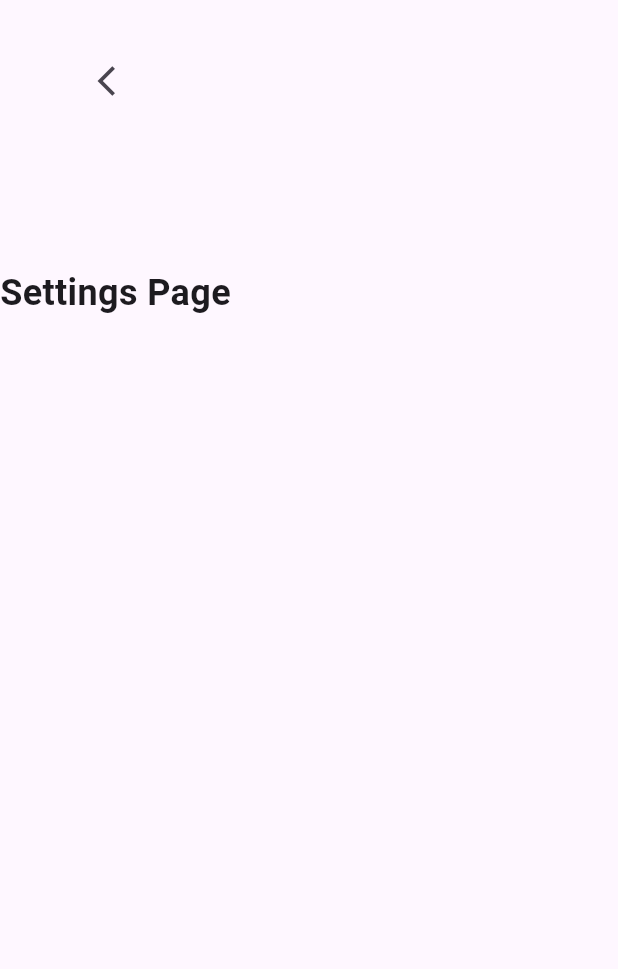
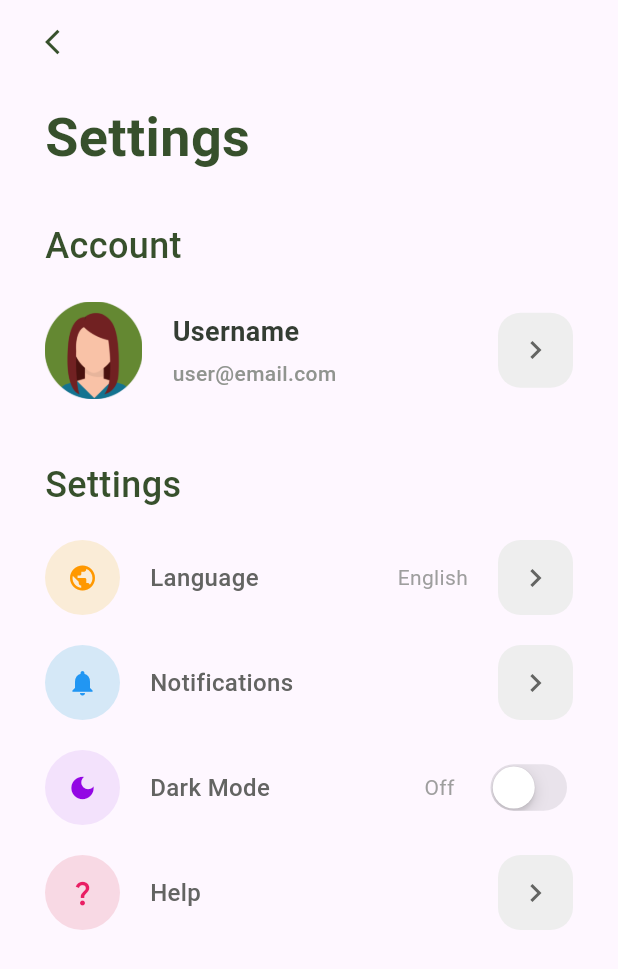
Before and after one commit to BeyzaaKo/flutter_booklib, a Flutter app: the SettingsPage screen opened directly, on a phone screen of 412 x 824 dp. Shown: the top 969 px of the screen. Run offline on Flutter 3.47's test engine with Material 3 defaults, Android fonts, the phone set to English and light mode, and no system bars.

Commit message:
settings ve profile edit pencereleri

```diff
--- a/lib/components/settings_page.dart
+++ /dev/null
@@ -1,40 +0,0 @@
-import 'package:flutter/material.dart';
-
-void main() {
-  runApp(MaterialApp(
-    debugShowCheckedModeBanner: false,
-    home: SettingsPage(),
-  ));
-}
-
-class SettingsPage extends StatelessWidget {
-  @override
-  Widget build(BuildContext context) {
-    return Scaffold(
-      body: Container(
-          child: Column(
-        children: <Widget>[
-          Container(
-            padding: EdgeInsets.only(top: 30),
-            child: IconButton(
-              onPressed: () {
-                Navigator.pop(context);
-              },
-              icon: Icon(Icons.arrow_back_ios),
-            ),
-          ),
-          Container(
-            padding: EdgeInsets.only(top: 100),
-            child: Text(
-              "Settings Page",
-              style: TextStyle(
-                fontSize: 24,
-                fontWeight: FontWeight.bold,
-              ),
-            ),
-          ),
-        ],
-      )),
-    );
-  }
-}
--- /dev/null
+++ b/lib/components/widgets/forward_button.dart
@@ -0,0 +1,23 @@
+import 'package:flutter/material.dart';
+
+class ForwardButton extends StatelessWidget {
+  final Function() onTap;
+  const ForwardButton({Key? key, required this.onTap}) : super(key: key);
+
+  @override
+  Widget build(BuildContext context) {
+    return GestureDetector(
+      onTap: onTap,
+      child: Container(
+        width: 50,
+        height: 50,
+        decoration: BoxDecoration(
+          color: Colors.grey.shade200,
+          borderRadius: BorderRadius.circular(15),
+        ),
+        child: const Icon(Icons.chevron_right_outlined,
+            color: Color.fromARGB(255, 99, 100, 98)),
+      ),
+    );
+  }
+}
--- /dev/null
+++ b/lib/components/widgets/settingItem.dart
@@ -0,0 +1,63 @@
+import 'package:books_app/components/widgets/forward_button.dart';
+import 'package:flutter/material.dart';
+
+class SettingItem extends StatelessWidget {
+  final String title;
+  final IconData icon;
+  final Color bgColor;
+  final Color iconColor;
+  final String? value;
+  final Function() onTap;
+  const SettingItem({
+    Key? key,
+    required this.title,
+    required this.bgColor,
+    required this.iconColor,
+    required this.icon,
+    required this.onTap,
+    this.value,
+  }) : super(key: key);
+
+  @override
+  Widget build(BuildContext context) {
+    return SizedBox(
+      width: double.infinity,
+      child: Row(
+        children: [
+          Container(
+            height: 50,
+            width: 50,
+            decoration: BoxDecoration(
+              shape: BoxShape.circle,
+              color: bgColor,
+            ),
+            child: Icon(icon, color: iconColor, size: 20),
+          ),
+          const SizedBox(width: 20),
+          Text(
+            title,
+            style: const TextStyle(
+              color: Color.fromARGB(255, 99, 100, 98),
+              fontSize: 16,
+              fontWeight: FontWeight.w500,
+            ),
+          ),
+          const Spacer(),
+          value != null
+              ? Text(
+                  value!,
+                  style: const TextStyle(
+                    color: Colors.grey,
+                    fontSize: 14,
+                  ),
+                )
+              : const SizedBox(),
+          const SizedBox(width: 20),
+          ForwardButton(
+            onTap: onTap,
+          ),
+        ],
+      ),
+    );
+  }
+}
--- /dev/null
+++ b/lib/components/widgets/setting_switch.dart
@@ -0,0 +1,59 @@
+import 'package:flutter/cupertino.dart';
+import 'package:flutter/material.dart';
+
+class SettingSwitch extends StatelessWidget {
+  final String title;
+  final IconData icon;
+  final Color bgColor;
+  final Color iconColor;
+  final bool value;
+  final Function(bool value) onTap;
+  const SettingSwitch(
+      {Key? key,
+      required this.title,
+      required this.icon,
+      required this.bgColor,
+      required this.iconColor,
+      required this.onTap,
+      required this.value})
+      : super(key: key);
+
+  @override
+  Widget build(BuildContext context) {
+    return SizedBox(
+      width: double.infinity,
+      child: Row(
+        children: [
+          Container(
+            height: 50,
+            width: 50,
+            decoration: BoxDecoration(
+              shape: BoxShape.circle,
+              color: bgColor,
+            ),
+            child: Icon(icon, color: iconColor, size: 20),
+          ),
+          const SizedBox(width: 20),
+          Text(
+            title,
+            style: const TextStyle(
+              color: Color.fromARGB(255, 99, 100, 98),
+              fontSize: 16,
+              fontWeight: FontWeight.w500,
+            ),
+          ),
+          const Spacer(),
+          Text(
+            value ? "On" : "Off",
+            style: const TextStyle(
+              color: Colors.grey,
+              fontSize: 14,
+            ),
+          ),
+          const SizedBox(width: 20),
+          CupertinoSwitch(value: value, onChanged: onTap)
+        ],
+      ),
+    );
+  }
+}
--- a/lib/pages/books_page.dart
+++ b/lib/pages/books_page.dart
@@ -5,7 +5,7 @@ import 'package:books_app/components/book_genres/fantasy.dart';
 import 'package:books_app/components/book_genres/romance.dart';
 import 'package:books_app/components/mysaveds.dart';
 import 'package:flutter/material.dart';
-import 'package:books_app/components/settings_page.dart';
+import 'package:books_app/pages/settings_page.dart';
 import 'package:books_app/data/bookdata.dart';
 import 'package:books_app/pages/books_page.dart';
 import 'package:books_app/pages/discover_page.dart';
--- a/lib/pages/discover_page.dart
+++ b/lib/pages/discover_page.dart
@@ -1,5 +1,5 @@
 import 'package:books_app/components/newbooks.dart';
-import 'package:books_app/components/settings_page.dart';
+import 'package:books_app/pages/settings_page.dart';
 import 'package:flutter/material.dart';
 import 'package:books_app/components/popularbooks.dart';
 import 'package:books_app/data/bookdata.dart';
--- a/lib/pages/profile_page.dart
+++ b/lib/pages/profile_page.dart
@@ -1,4 +1,4 @@
-import 'package:books_app/components/settings_page.dart';
+import 'package:books_app/pages/settings_page.dart';
 import 'package:books_app/pages/books_page.dart';
 import 'package:books_app/pages/discover_page.dart';
 import 'package:books_app/pages/profile_page.dart';
--- /dev/null
+++ b/lib/pages/settings_page.dart
@@ -0,0 +1,170 @@
+import 'package:books_app/components/widgets/forward_button.dart';
+import 'package:books_app/components/widgets/settingItem.dart';
+import 'package:books_app/components/widgets/setting_switch.dart';
+import 'package:books_app/pages/accountEdit_page.dart';
+import 'package:flutter/material.dart';
+
+class SettingsPage extends StatefulWidget {
+  const SettingsPage({Key? key}) : super(key: key);
+
+  @override
+  State<SettingsPage> createState() => _AccPageState();
+}
+
+class _AccPageState extends State<SettingsPage> {
+  bool isDarkMode = false;
+
+  @override
+  Widget build(BuildContext context) {
+    return Scaffold(
+      appBar: AppBar(
+        leading: IconButton(
+          icon: const Icon(
+            Icons.arrow_back_ios,
+            color: Color.fromARGB(255, 55, 80, 44),
+            size: 20,
+          ),
+          onPressed: () {
+            Navigator.pop(context);
+          },
+        ),
+        leadingWidth: 80,
+        /* DÜZENLEME BUTONU
+        actions: [
+          IconButton(
+            icon: Icon(
+              Icons.mode_edit_outline_rounded,
+              color: Color.fromARGB(255, 55, 80, 44),
+              size: 20,
+            ),
+            onPressed: () {
+              Navigator.push(
+                  context, MaterialPageRoute(builder: (context) => AccPage()));
+            },
+          ),
+        ], */
+      ),
+      body: SingleChildScrollView(
+        child: Padding(
+          padding: const EdgeInsets.only(top: 10, left: 30, right: 30),
+          child: Column(
+            crossAxisAlignment: CrossAxisAlignment.start,
+            children: [
+              const Text(
+                "Settings",
+                style: TextStyle(
+                  color: Color.fromARGB(255, 55, 80, 44),
+                  fontSize: 36,
+                  fontWeight: FontWeight.bold,
+                ),
+              ),
+              const SizedBox(height: 30),
+              const Text(
+                "Account",
+                style: TextStyle(
+                  color: Color.fromARGB(255, 55, 80, 44),
+                  fontSize: 24,
+                  fontWeight: FontWeight.w500,
+                ),
+              ),
+              const SizedBox(height: 20),
+              SizedBox(
+                width: double.infinity,
+                child: Row(
+                  children: [
+                    Image.asset("lib/images/avatar.png", width: 65, height: 65),
+                    const SizedBox(width: 20),
+                    const Column(
+                      crossAxisAlignment: CrossAxisAlignment.start,
+                      children: [
+                        Text(
+                          "Username",
+                          style: TextStyle(
+                              color: Color.fromARGB(255, 52, 61, 51),
+                              fontSize: 18,
+                              fontWeight: FontWeight.bold),
+                        ),
+                        SizedBox(height: 5),
+                        Text(
+                          "user@email.com",
+                          style: TextStyle(
+                            color: Color.fromARGB(255, 144, 148, 143),
+                            fontSize: 14,
+                            fontWeight: FontWeight.w500,
+                          ),
+                        ),
+                      ],
+                    ),
+                    const Spacer(),
+                    //account butonu
+                    ForwardButton(
+                      onTap: () {
+                        Navigator.push(context,
+                            MaterialPageRoute(builder: (context) => AccPage()));
+                      },
+                    )
+                  ],
+                ),
+              ),
+              const SizedBox(height: 40),
+              const Text(
+                "Settings",
+                style: TextStyle(
+                  color: Color.fromARGB(255, 55, 80, 44),
+                  fontSize: 24,
+                  fontWeight: FontWeight.w500,
+                ),
+              ),
+              const SizedBox(height: 20),
+
+              //dil ayarı
+              SettingItem(
+                title: "Language",
+                icon: Icons.public,
+                bgColor: const Color.fromARGB(255, 250, 236, 215),
+                iconColor: Colors.orange,
+                value: "English",
+                onTap: () {},
+              ),
+              const SizedBox(height: 20),
+
+              //bildirim ayarı
+              SettingItem(
+                title: "Notifications",
+                icon: Icons.notifications,
+                bgColor: const Color.fromARGB(255, 213, 232, 247),
+                iconColor: Colors.blue,
+                onTap: () {},
+              ),
+              const SizedBox(height: 20),
+
+              //koyu tema ayarı
+              SettingSwitch(
+                title: "Dark Mode",
+                icon: Icons.dark_mode,
+                bgColor: Color.fromARGB(255, 243, 226, 252),
+                iconColor: const Color.fromARGB(255, 147, 7, 228),
+                value: isDarkMode,
+                onTap: (value) {
+                  setState(() {
+                    isDarkMode = value;
+                  });
+                },
+              ),
+              const SizedBox(height: 20),
+
+              //yardım ayarı
+              SettingItem(
+                title: "Help",
+                icon: Icons.question_mark_outlined,
+                bgColor: const Color.fromARGB(255, 248, 217, 228),
+                iconColor: Colors.pink,
+                onTap: () {},
+              ),
+            ],
+          ),
+        ),
+      ),
+    );
+  }
+}
--- a/pubspec.yaml
+++ b/pubspec.yaml
@@ -54,6 +54,7 @@ dependencies:
   html: ^0.15.4
   flutter_custom_buttons: ^0.0.1
   google_nav_bar: ^5.0.6
+  # firebase_core: ^1.10.6 ama firebase kullanmadığım için yorum
 
 
 
```
Also changed, not shown: lib/components/widgets/edit_item.dart (added, +35 -0 lines), lib/pages/accountEdit_page.dart (added, +178 -0 lines), lib/pages/nav_bar.dart (deleted, +0 -50 lines), 1 other file.
